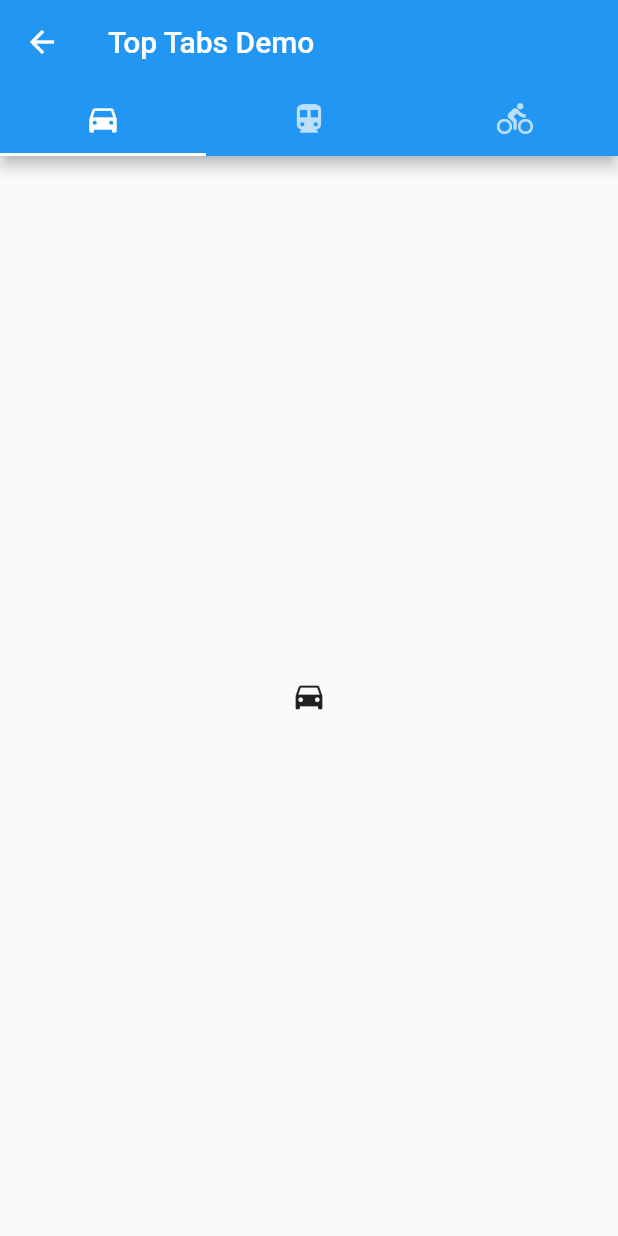
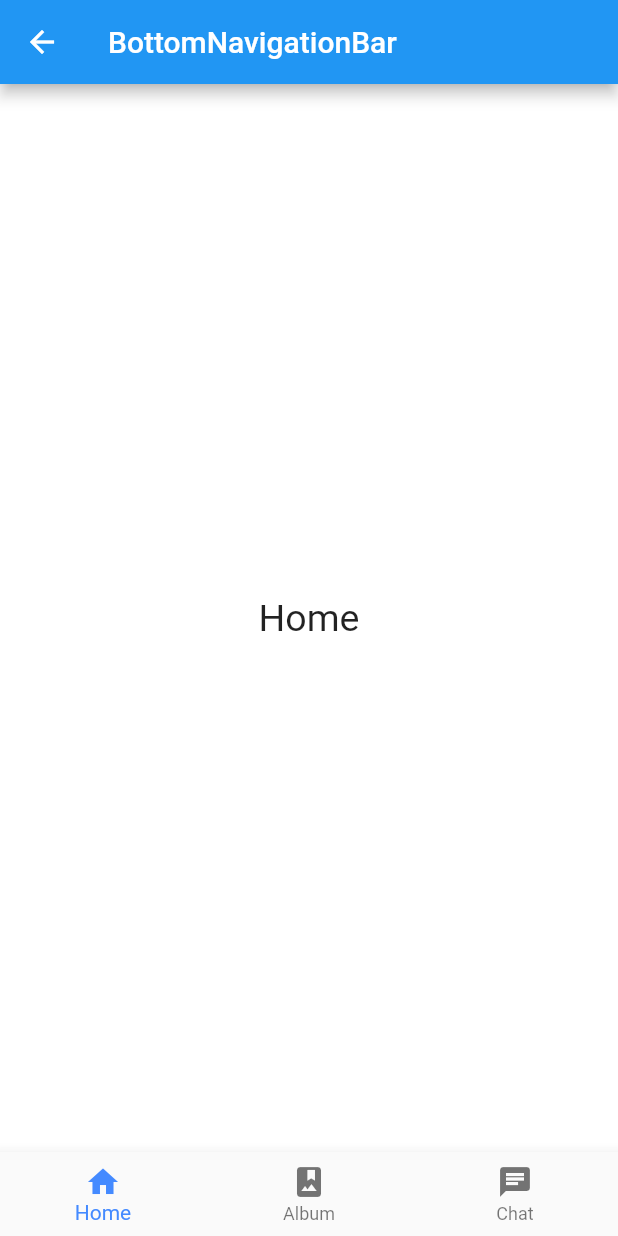
Before and after one commit to tkugimot/cookbooks_tkugimot, a Flutter app: the BottomNavigationScreen screen opened directly, on a phone screen of 412 x 824 dp. Run offline on Flutter 3.47's test engine with Material 2 defaults, Android fonts, the phone set to English and light mode, and no system bars.

Commit message:
Add bottom navigation bars

```diff
--- a/lib/main.dart
+++ b/lib/main.dart
@@ -1,3 +1,4 @@
+import 'package:cookbooks_tkugimot/screens/BottomNavigationScreen.dart';
 import 'package:cookbooks_tkugimot/screens/GridListScreen.dart';
 import 'package:cookbooks_tkugimot/screens/HomeScreen.dart';
 import 'package:cookbooks_tkugimot/screens/LoginScreen.dart';
@@ -25,6 +26,7 @@ class MyApp extends StatelessWidget {
           '/login': (context) => LoginScreen(),
           '/grid-list': (context) => GridListScreen(),
           '/tabs-top': (context) => TabsTopScreen(),
+          '/bottom-navigators': (context) => BottomNavigationScreen(),
         },
       ),
     );
--- a/lib/screens/BottomNavigationScreen.dart
+++ b/lib/screens/BottomNavigationScreen.dart
@@ -1,30 +1,71 @@
 import 'package:flutter/cupertino.dart';
 import 'package:flutter/material.dart';
 
-class BottomNavigationScreen extends StatelessWidget {
+class BottomNavigationScreen extends StatefulWidget {
+  @override
+  State<StatefulWidget> createState() {
+    return BottomNavigationState();
+  }
+}
+
+class BottomNavigationState extends State<BottomNavigationScreen> {
+  int currentIndex = 0;
+  final pageWidgets = [
+    PageWidget(color: Colors.white, title: 'Home'),
+    PageWidget(color:Colors.blue, title:'Album'),
+    PageWidget(color:Colors.orange, title:'Chat'),
+  ];
+
   @override
   Widget build(BuildContext context) {
-    return DefaultTabController(
-      length: 3,
-      child: Scaffold(
-        appBar: AppBar(
-          bottom: TabBar(
-            tabs: [
-              Tab(icon: Icon(Icons.directions_car)),
-              Tab(icon: Icon(Icons.directions_transit)),
-              Tab(icon: Icon(Icons.directions_bike)),
-            ]
+    return Scaffold(
+      appBar: AppBar(
+        title: Text('BottomNavigationBar'),
+      ),
+      body: pageWidgets.elementAt(currentIndex),
+      bottomNavigationBar: BottomNavigationBar(
+        items: <BottomNavigationBarItem>[
+          BottomNavigationBarItem(icon: Icon(Icons.home), title: Text('Home')),
+          BottomNavigationBarItem(icon: Icon(Icons.photo_album), title: Text('Album')),
+          BottomNavigationBarItem(icon: Icon(Icons.chat), title: Text('Chat')),
+        ],
+        currentIndex: currentIndex,
+        fixedColor: Colors.blueAccent,
+        onTap: (int index) {
+          setState(() {
+            currentIndex = index;
+          });
+        },
+        type: BottomNavigationBarType.fixed,
+      ),
+    );
+  }
+
+  void onItemTapped(int index) {
+    setState(() {
+      currentIndex = index;
+    });
+  }
+}
+
+class PageWidget extends StatelessWidget {
+  final Color color;
+  final String title;
+
+  PageWidget({Key key, this.color, this.title}) : super(key: key);
+
+  @override
+  Widget build(BuildContext context) {
+    return Container(
+      color: color,
+      child: Center(
+        child: Text(
+          title,
+          style: TextStyle(
+            fontSize: 25,
           ),
-          title: Text('Top Tabs Demo')
         ),
-        body: TabBarView(
-          children: [
-            Icon(Icons.directions_car),
-            Icon(Icons.directions_transit),
-            Icon(Icons.directions_bike),
-          ],
-        )
-      )
+      ),
     );
   }
 }
--- a/lib/screens/HomeScreen.dart
+++ b/lib/screens/HomeScreen.dart
@@ -1,5 +1,6 @@
 import 'package:cookbooks_tkugimot/common/OriginalAppBar.dart';
 import 'package:cookbooks_tkugimot/common/OriginalDrawer.dart';
+import 'package:cookbooks_tkugimot/screens/BottomNavigationScreen.dart';
 import 'package:cookbooks_tkugimot/screens/GridListScreen.dart';
 import 'package:cookbooks_tkugimot/screens/LoginScreen.dart';
 import 'package:cookbooks_tkugimot/screens/TabsTopScreen.dart';
@@ -49,6 +50,16 @@ class HomeScreen extends StatelessWidget {
               );
             },
           ),
+          ListTile(
+            leading: Icon(Icons.photo_album),
+            title: Text('Navigation bars'),
+            onTap: () {
+              Navigator.push(
+                  context,
+                  MaterialPageRoute(builder: (context) => BottomNavigationScreen())
+              );
+            },
+          ),
         ],
       ),
       // drawer: top-left
```
